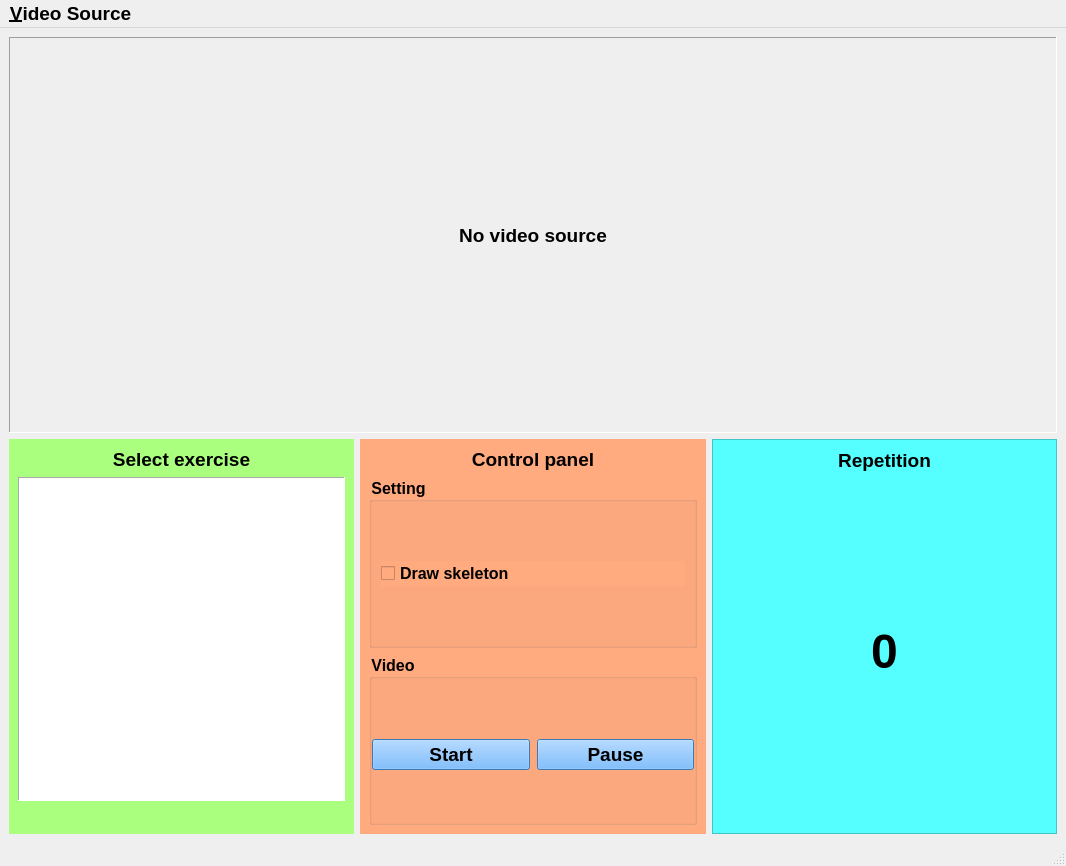
The window that qt_app/ui/main_window.ui (NPMachineLearning/SmartTrainer) describes before a commit, drawn with Qt 5.
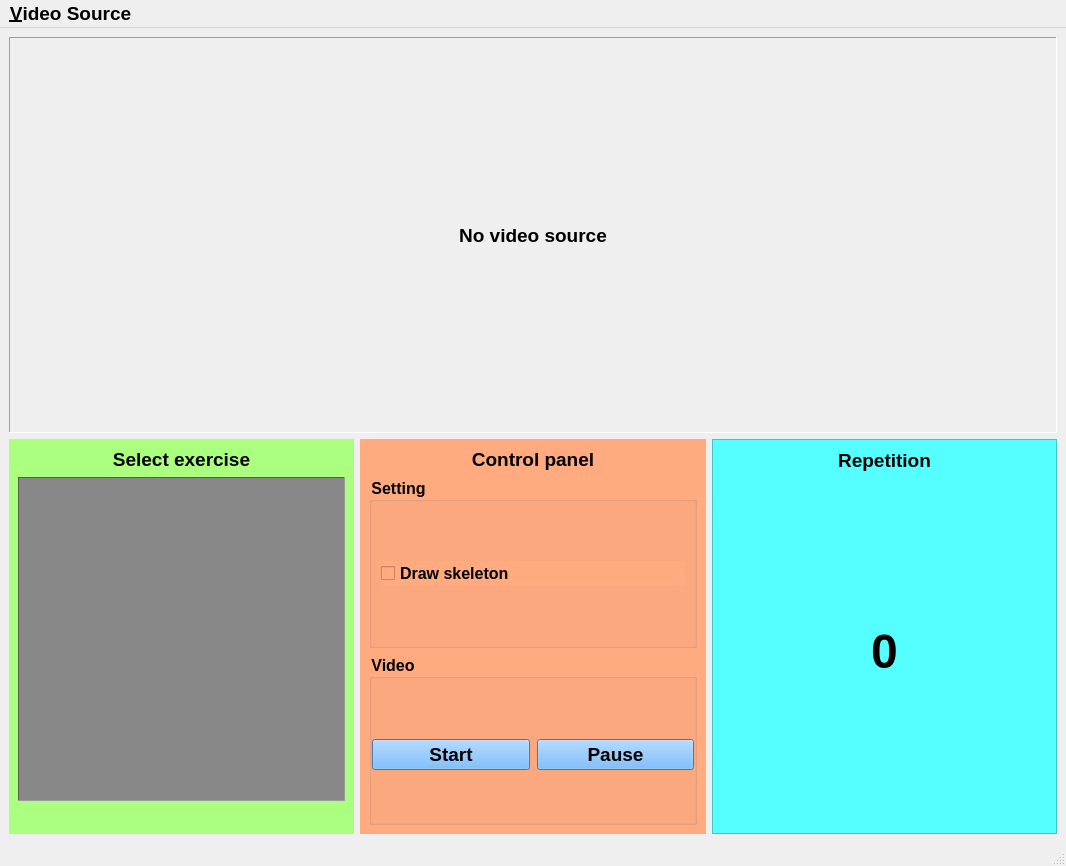
The same window after the commit.

Commit message: maximized window, change window ui style

What changed in the file:
```diff
--- a/qt_app/ui/main_window.ui
+++ b/qt_app/ui/main_window.ui
@@ -110,7 +110,8 @@
             </font>
            </property>
            <property name="styleSheet">
-            <string notr="true">background-color: rgb(255, 255, 255);</string>
+            <string notr="true">background-color: rgb(135, 135, 135);
+color: rgb(239, 239, 239);</string>
            </property>
            <property name="frameShape">
             <enum>QFrame::Panel</enum>
```
Left out of the diff: 3 changed lines with no effect on the pictures. The commit also changes 4 other files.
